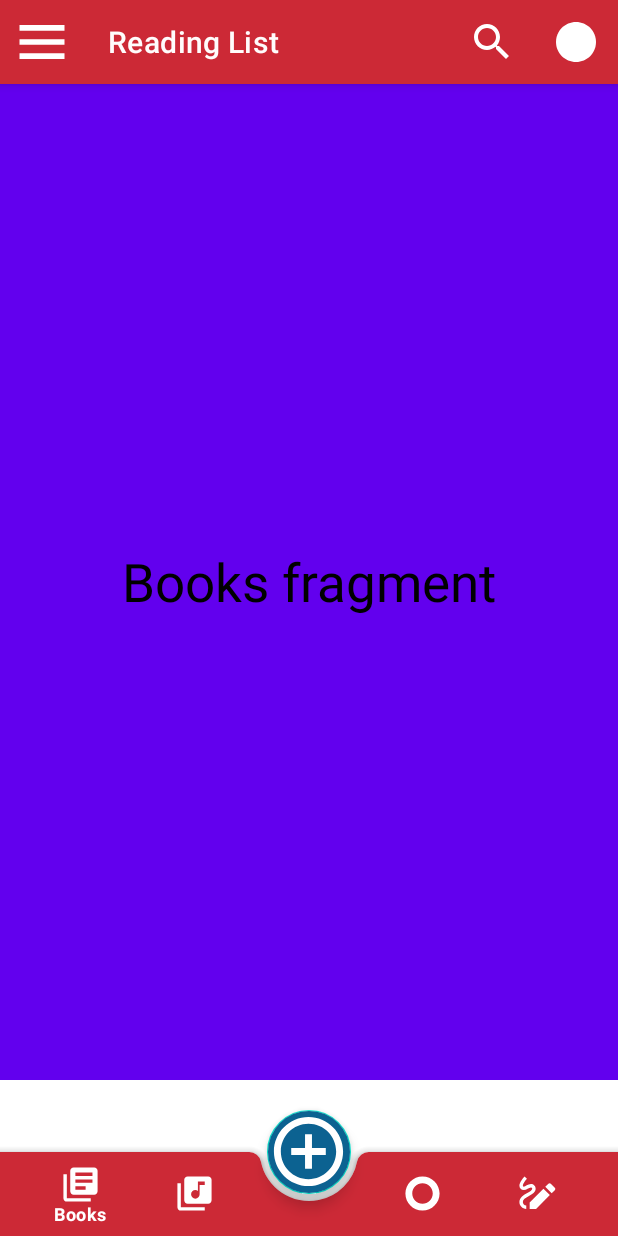
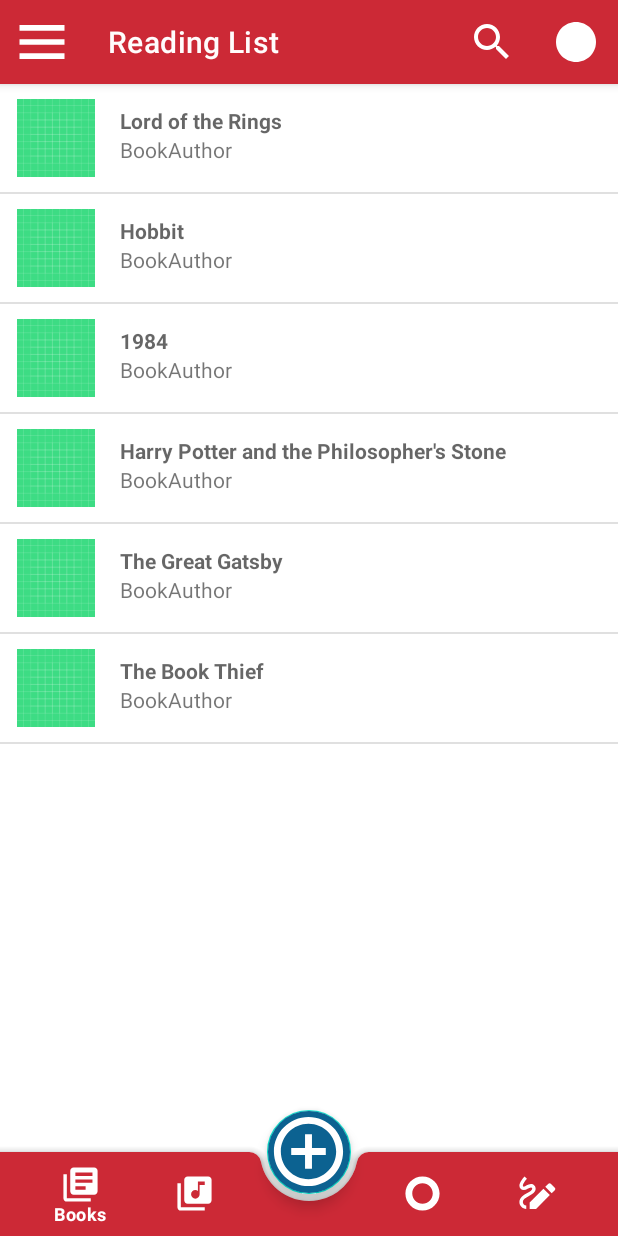
Before and after one commit to Ignema/Leafter, an Android app: the screen it shows after launch (MainActivity), on a phone screen of 412 x 824 dp. Run offline under Robolectric (Android 15) with nearby library versions, the phone set to English and light mode, and no system bars; our stand-ins replace navigation-ui.

Commit message:
Updated booklist layout and book information page

```diff
--- a/app/build.gradle
+++ b/app/build.gradle
@@ -26,6 +26,7 @@ android {
         sourceCompatibility JavaVersion.VERSION_1_8
         targetCompatibility JavaVersion.VERSION_1_8
     }
+    android.defaultConfig.vectorDrawables.useSupportLibrary = true
 }
 
 dependencies {
--- a/app/src/main/java/com/android/leafter/BooksFragment.java
+++ b/app/src/main/java/com/android/leafter/BooksFragment.java
@@ -1,12 +1,25 @@
 package com.android.leafter;
 
+import android.content.Intent;
 import android.os.Bundle;
 
+import androidx.annotation.NonNull;
+import androidx.annotation.Nullable;
 import androidx.fragment.app.Fragment;
 
 import android.view.LayoutInflater;
 import android.view.View;
 import android.view.ViewGroup;
+import android.widget.AdapterView;
+import android.widget.ArrayAdapter;
+import android.widget.ListView;
+import android.widget.TextView;
+
+import com.google.android.material.floatingactionbutton.FloatingActionButton;
+
+import java.util.ArrayList;
+import java.util.List;
+import java.util.Objects;
 
 public class BooksFragment extends Fragment {
 
@@ -21,4 +34,44 @@ public class BooksFragment extends Fragment {
         // Inflate the layout for this fragment
         return inflater.inflate(R.layout.fragment_books, container, false);
     }
+
+    @Override
+    public void onViewCreated(@NonNull View view, @Nullable Bundle savedInstanceState) {
+        super.onViewCreated(view, savedInstanceState);
+        ListView lv = (ListView) requireView().findViewById(R.id.book_fragment_listview);
+
+        // Instanciating an array list (you don't need to do this,
+        // you already have yours).
+        List<String> your_array_list = new ArrayList<String>();
+        your_array_list.add("Lord of the Rings");
+        your_array_list.add("Hobbit");
+        your_array_list.add("1984");
+        your_array_list.add("Harry Potter and the Philosopher's Stone");
+        your_array_list.add("The Great Gatsby");
+        your_array_list.add("The Book Thief");
+
+        // This is the array adapter, it takes the context of the activity as a
+        // first parameter, the type of list view as a second parameter and your
+        // array as a third parameter.
+        ArrayAdapter<String> arrayAdapter = new ArrayAdapter<String>(
+                requireContext(),
+                R.layout.book_tile,
+                R.id.textView15,
+                your_array_list
+        );
+
+        lv.setOnItemClickListener(new AdapterView.OnItemClickListener() {
+            @Override
+            public void onItemClick(AdapterView<?> arg0, View arg1, int arg2, long arg3) {
+                myClick(getView(), arrayAdapter.getItem(arg2));
+            }
+        });
+        lv.setAdapter(arrayAdapter);
+    }
+
+    private void myClick(View view, String title) {
+        Intent intent = new Intent(getContext(), Book_Info.class);
+        intent.putExtra("BookTitle", title);
+        this.startActivity(intent);
+    }
 }
--- a/app/src/main/java/com/android/leafter/MainActivity.java
+++ b/app/src/main/java/com/android/leafter/MainActivity.java
@@ -1,6 +1,7 @@
 package com.android.leafter;
 
 import android.annotation.SuppressLint;
+import android.content.Intent;
 import android.os.Bundle;
 import android.view.MenuItem;
 import android.view.View;
@@ -8,6 +9,7 @@ import android.widget.Toast;
 
 import com.google.android.material.appbar.MaterialToolbar;
 import com.google.android.material.bottomnavigation.BottomNavigationView;
+import com.google.android.material.floatingactionbutton.FloatingActionButton;
 
 import androidx.annotation.NonNull;
 import androidx.appcompat.app.ActionBarDrawerToggle;
--- a/app/src/main/res/layout/book_tile.xml
+++ b/app/src/main/res/layout/book_tile.xml
@@ -1,6 +1,7 @@
 <?xml version="1.0" encoding="utf-8"?>
-<LinearLayout
-    xmlns:android="http://schemas.android.com/apk/res/android"
+<LinearLayout xmlns:android="http://schemas.android.com/apk/res/android"
+    xmlns:app="http://schemas.android.com/apk/res-auto"
+    xmlns:tools="http://schemas.android.com/tools"
     android:layout_width="match_parent"
     android:layout_height="wrap_content"
     android:orientation="horizontal"
@@ -10,6 +11,62 @@
         android:id="@+id/bookName"
         android:layout_width="wrap_content"
         android:layout_height="wrap_content"
-        android:textSize="20sp"/>
+        android:textSize="20sp" />
+
+    <LinearLayout
+        android:layout_width="match_parent"
+        android:layout_height="52dp"
+        android:orientation="horizontal">
+
+        <ImageView
+            android:id="@+id/imageView3"
+            android:layout_width="wrap_content"
+            android:layout_height="wrap_content"
+            android:layout_weight="1"
+            android:contentDescription="@string/BookThumbnail"
+            android:scaleType="centerInside"
+            app:srcCompat="@drawable/ic_launcher_background"
+            tools:srcCompat="@drawable/ic_launcher_background" />
+
+        <LinearLayout
+            android:layout_width="match_parent"
+            android:layout_height="match_parent"
+            android:layout_weight="1"
+            android:clipToPadding="false"
+            android:orientation="horizontal"
+            android:textAlignment="center">
+
+            <androidx.constraintlayout.widget.ConstraintLayout
+                android:layout_width="match_parent"
+                android:layout_height="match_parent">
+
+                <TextView
+                    android:id="@+id/textView16"
+                    android:layout_width="wrap_content"
+                    android:layout_height="wrap_content"
+                    android:layout_marginStart="16dp"
+                    android:text="@string/BookAuthor"
+                    android:textColor="?android:attr/textColorTertiary"
+                    app:layout_constraintBottom_toBottomOf="parent"
+                    app:layout_constraintStart_toStartOf="parent"
+                    app:layout_constraintTop_toBottomOf="@+id/textView15"
+                    app:layout_constraintVertical_bias="0.0" />
+
+                <TextView
+                    android:id="@+id/textView15"
+                    android:layout_width="wrap_content"
+                    android:layout_height="wrap_content"
+                    android:layout_marginStart="16dp"
+                    android:text="@string/BookTitle"
+                    android:textColor="?android:attr/textColorSecondary"
+                    android:textStyle="bold"
+                    app:layout_constraintBottom_toBottomOf="parent"
+                    app:layout_constraintStart_toStartOf="parent"
+                    app:layout_constraintTop_toTopOf="parent"
+                    app:layout_constraintVertical_bias="0.151" />
+            </androidx.constraintlayout.widget.ConstraintLayout>
+        </LinearLayout>
+
+    </LinearLayout>
 
 </LinearLayout>
--- a/app/src/main/res/layout/fragment_books.xml
+++ b/app/src/main/res/layout/fragment_books.xml
@@ -3,19 +3,12 @@
     xmlns:tools="http://schemas.android.com/tools"
     android:layout_width="match_parent"
     android:layout_height="match_parent"
-    android:background="@color/purple_500"
+    android:background="#FFFFFF"
     tools:context=".BooksFragment">
 
-    <!-- TODO: Update blank fragment layout -->
-    <TextView
-        android:layout_width="wrap_content"
-        android:layout_height="wrap_content"
-        android:text="Books fragment"
-        android:textSize="35dp"
-        android:layout_centerVertical="true"
-        android:layout_centerHorizontal="true"
-        android:textColor="@color/black"
-
-        />
-
+    <ListView
+        android:id="@+id/book_fragment_listview"
+        android:layout_width="match_parent"
+        android:layout_height="match_parent"
+        android:cacheColorHint="#FFFFFF" />
 </RelativeLayout>
--- a/app/src/main/res/values/strings.xml
+++ b/app/src/main/res/values/strings.xml
@@ -8,4 +8,12 @@
     <string name="navigation_drawer_close">Close Navigation drawer</string>
     <!-- TODO: Remove or change this placeholder text -->
     <string name="hello_blank_fragment">Hello blank fragment</string>
+    <string name="BookTitle">BookTitle</string>
+    <string name="BookAuthor">BookAuthor</string>
+    <string name="BookInfo">Book Information</string>
+    <string name="BookDescDetail">Lorem ipsum dolor sit amet, consectetur adipiscing elit. Curabitur dictum urna sed eleifend aliquet. Suspendisse tempus feugiat tortor eu mattis. Integer placerat arcu at velit molestie pellentesque. Quisque sed faucibus sapien, id ornare purus. Nulla pretium massa sit amet leo maximus facilisis. Etiam consectetur nulla at felis egestas tincidunt. Suspendisse varius ipsum et lectus lobortis, ac laoreet est mattis. Donec mollis orci eget rhoncus semper. Nulla justo mauris, molestie in accumsan et, suscipit at tortor. In mattis odio non nibh porta facilisis. Nulla nec dolor nec turpis pellentesque rutrum.</string>
+    <string name="BookDescTitle">Description</string>
+    <string name="BookThumbnail">BookThumbnail</string>
+    <string name="ReadBook">ReadBook</string>
+    <string name="author">Author</string>
 </resources>
--- a/app/src/main/res/values/themes.xml
+++ b/app/src/main/res/values/themes.xml
@@ -13,6 +13,7 @@
         <item name="android:statusBarColor" tools:targetApi="l">?attr/colorPrimaryVariant</item>
         <item name="windowActionBar">false</item>
         <item name="windowNoTitle">true</item>
+        <item name="android:windowFullscreen">true</item>
         <!-- Customize your theme here. -->
     </style>
     <style name="circleImageView" parent="">
```
Also changed, not shown: app/src/main/AndroidManifest.xml (+4 -8 lines), app/src/main/java/com/android/leafter/Book_Info.java (added, +21 -0 lines), app/src/main/res/layout-v23/activity_book__info.xml (added, +123 -0 lines), app/src/main/res/layout/activity_book__info.xml (added, +124 -0 lines), app/src/main/res/xml/activity_book__info_xml_constraintlayout_scene.xml (added, +25 -0 lines).
